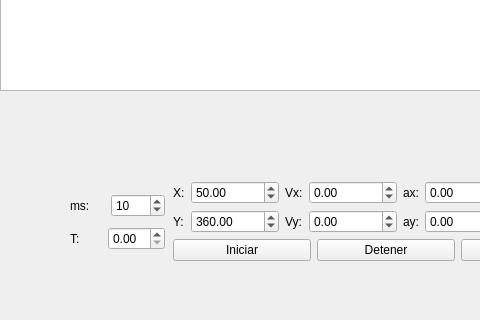
First picture: the form in thebox.ui, repository Dowito/Hollow-Souls, before the edit; both pictures show x 0 to 480 and y 400 to 720 of the 1280 by 720 pixel window.
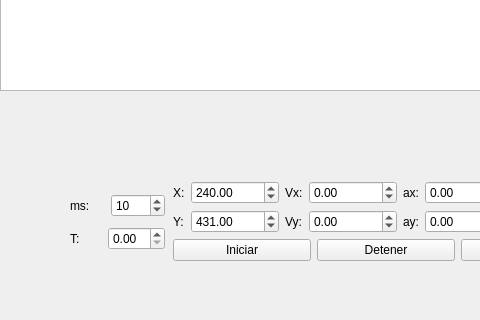
Second picture: the form after the edit.

Patch:
```diff
--- a/thebox.ui
+++ b/thebox.ui
@@ -62,7 +62,7 @@
                     <double>1000000.000000000000000</double>
                    </property>
                    <property name="value">
-                    <double>50.000000000000000</double>
+                    <double>240.000000000000000</double>
                    </property>
                   </widget>
                  </item>
@@ -86,7 +86,7 @@
                     <double>1000000.000000000000000</double>
                    </property>
                    <property name="value">
-                    <double>360.000000000000000</double>
+                    <double>431.000000000000000</double>
                    </property>
                   </widget>
                  </item>
@@ -284,7 +284,7 @@
      </item>
     </layout>
    </widget>
-   <widget class="QWidget" name="">
+   <widget class="QWidget" name="layoutWidget">
     <property name="geometry">
      <rect>
       <x>70</x>
```
